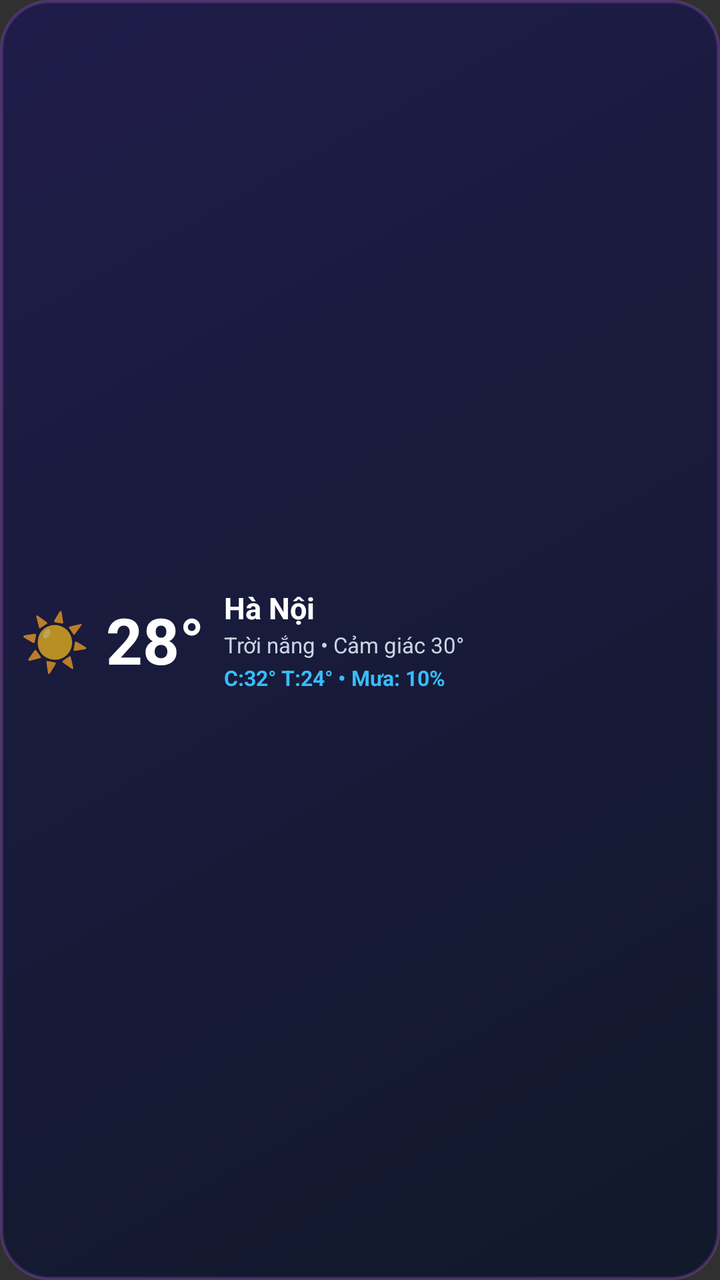
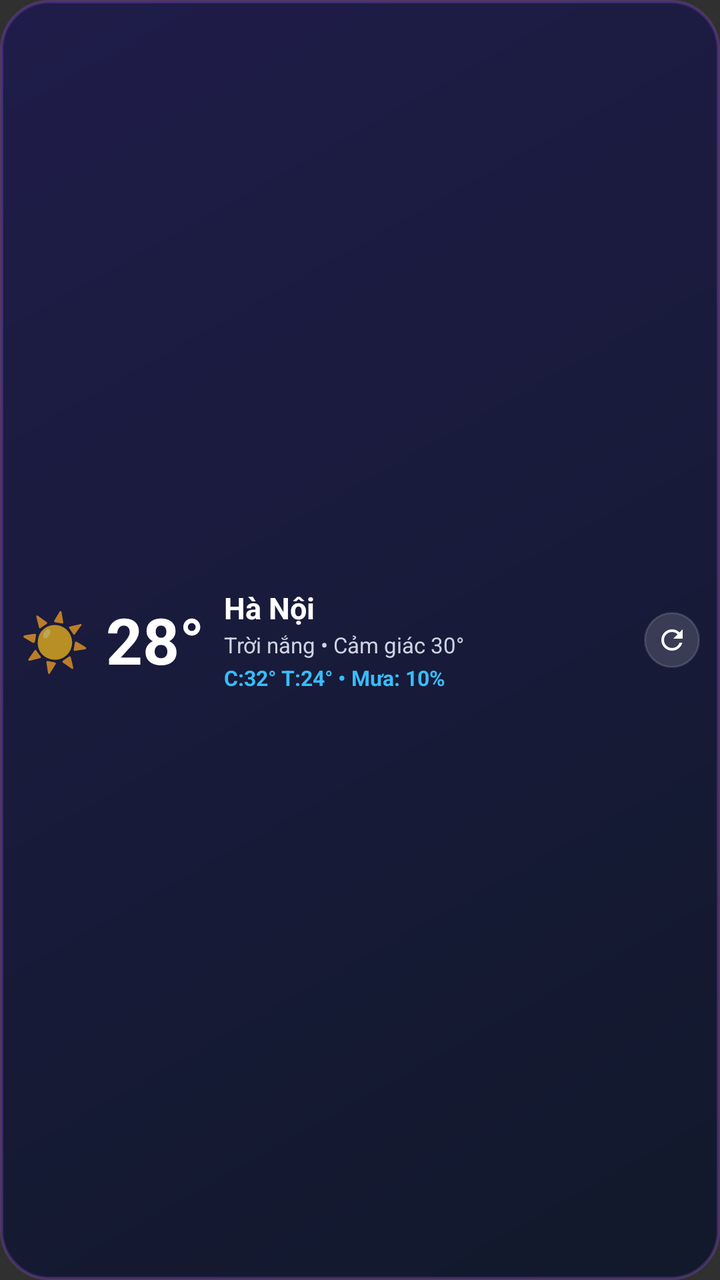

Compare the two renders of this Android layout. The source of the first and the diff that turns it into the second are given below.
<!-- AndroidManifest.xml: application theme Theme.Weather24h -->
<!-- res/layout/weather_widget_compact.xml -->
<?xml version="1.0" encoding="utf-8"?>
<FrameLayout xmlns:android="http://schemas.android.com/apk/res/android"
    android:id="@+id/compact_widget_root"
    android:layout_width="match_parent"
    android:layout_height="match_parent">

    
    <ImageView
        android:id="@+id/compact_widget_bg_layer"
        android:layout_width="match_parent"
        android:layout_height="match_parent"
        android:scaleType="fitXY"
        android:src="@drawable/widget_bg_dark" />

    
    <LinearLayout
        android:id="@+id/compact_widget_content"
        android:layout_width="match_parent"
        android:layout_height="match_parent"
        android:gravity="center_vertical"
        android:orientation="horizontal"
        android:padding="10dp">

        
        <TextView
            android:id="@+id/compact_widget_icon"
            android:layout_width="wrap_content"
            android:layout_height="wrap_content"
            android:layout_marginEnd="8dp"
            android:text="☀️"
            android:textSize="28sp" />

        <TextView
            android:id="@+id/compact_widget_temp"
            android:layout_width="wrap_content"
            android:layout_height="wrap_content"
            android:layout_marginEnd="10dp"
            android:text="28°"
            android:textColor="#FFFFFF"
            android:textSize="32sp"
            android:textStyle="bold" />

        
        <LinearLayout
            android:layout_width="0dp"
            android:layout_height="wrap_content"
            android:layout_weight="1"
            android:orientation="vertical">

            <TextView
                android:id="@+id/compact_widget_city"
                android:layout_width="wrap_content"
                android:layout_height="wrap_content"
                android:ellipsize="end"
                android:maxLines="1"
                android:text="Hà Nội"
                android:textColor="#FFFFFF"
                android:textSize="15sp"
                android:textStyle="bold" />

            <TextView
                android:id="@+id/compact_widget_desc"
                android:layout_width="wrap_content"
                android:layout_height="wrap_content"
                android:layout_marginTop="1dp"
                android:ellipsize="end"
                android:maxLines="1"
                android:text="Trời nắng • Cảm giác 30°"
                android:textColor="#CBD5E1"
                android:textSize="11sp" />

            <TextView
                android:id="@+id/compact_widget_sub"
                android:layout_width="wrap_content"
                android:layout_height="wrap_content"
                android:layout_marginTop="2dp"
                android:text="C:32° T:24° • Mưa: 10%"
                android:textColor="#38BDF8"
                android:textSize="10.5sp"
                android:textStyle="bold" />
        </LinearLayout>

    </LinearLayout>

</FrameLayout>
<!-- resources referenced by this layout -->
<resources>
  <!-- drawable widget_bg_dark (drawable) -->
  <?xml version="1.0" encoding="utf-8"?>
  <shape xmlns:android="http://schemas.android.com/apk/res/android"
      android:shape="rectangle">
      <gradient
          android:angle="315"
          android:startColor="#F01E1B4B"
          android:endColor="#F00F172A" />
      <corners android:radius="24dp" />
      <stroke
          android:width="1.5dp"
          android:color="#40A855F7" />
  </shape>
  <style name="Theme.Weather24h" parent="android:Theme.Material.NoActionBar">
          <item name="android:statusBarColor">@android:color/transparent</item>
          <item name="android:navigationBarColor">#0F172A</item>
          <item name="android:windowLightStatusBar">false</item>
      </style>
</resources>

<!-- the commit's change to res/layout/weather_widget_compact.xml (unified diff, before → after) -->
@@ -80,6 +80,17 @@
                 android:textStyle="bold" />
         </LinearLayout>
 
+        
+        <ImageView
+            android:id="@+id/compact_widget_btn_refresh"
+            android:layout_width="28dp"
+            android:layout_height="28dp"
+            android:layout_marginStart="6dp"
+            android:background="@drawable/widget_refresh_btn_bg_dark"
+            android:contentDescription="Làm mới thời tiết"
+            android:padding="6dp"
+            android:src="@drawable/ic_refresh" />
+
     </LinearLayout>
 
 </FrameLayout>
<!-- resource entries referenced after the edit -->
@@ -1,5 +1,15 @@
 <!-- resources referenced by this layout -->
 <resources>
+  <!-- drawable ic_refresh (drawable) -->
+  <vector xmlns:android="http://schemas.android.com/apk/res/android"
+      android:width="24dp"
+      android:height="24dp"
+      android:viewportWidth="24"
+      android:viewportHeight="24">
+      <path
+          android:fillColor="#FFFFFFFF"
+          android:pathData="M17.65,6.35C16.2,4.9 14.21,4 12,4c-4.42,0 -7.99,3.58 -7.99,8s3.57,8 7.99,8c3.73,0 6.84,-2.55 7.73,-6h-2.08c-0.82,2.33 -3.04,4 -5.65,4 -3.31,0 -6,-2.69 -6,-6s2.69,-6 6,-6c1.66,0 3.14,0.69 4.22,1.78L13,11h7V4l-2.35,2.35z"/>
+  </vector>
   <!-- drawable widget_bg_dark (drawable) -->
   <?xml version="1.0" encoding="utf-8"?>
   <shape xmlns:android="http://schemas.android.com/apk/res/android"
@@ -13,6 +23,15 @@
           android:width="1.5dp"
           android:color="#40A855F7" />
   </shape>
+  <!-- drawable widget_refresh_btn_bg_dark (drawable) -->
+  <?xml version="1.0" encoding="utf-8"?>
+  <shape xmlns:android="http://schemas.android.com/apk/res/android"
+      android:shape="oval">
+      <solid android:color="#26FFFFFF" />
+      <stroke
+          android:width="1dp"
+          android:color="#20FFFFFF" />
+  </shape>
   <style name="Theme.Weather24h" parent="android:Theme.Material.NoActionBar">
           <item name="android:statusBarColor">@android:color/transparent</item>
           <item name="android:navigationBarColor">#0F172A</item>
